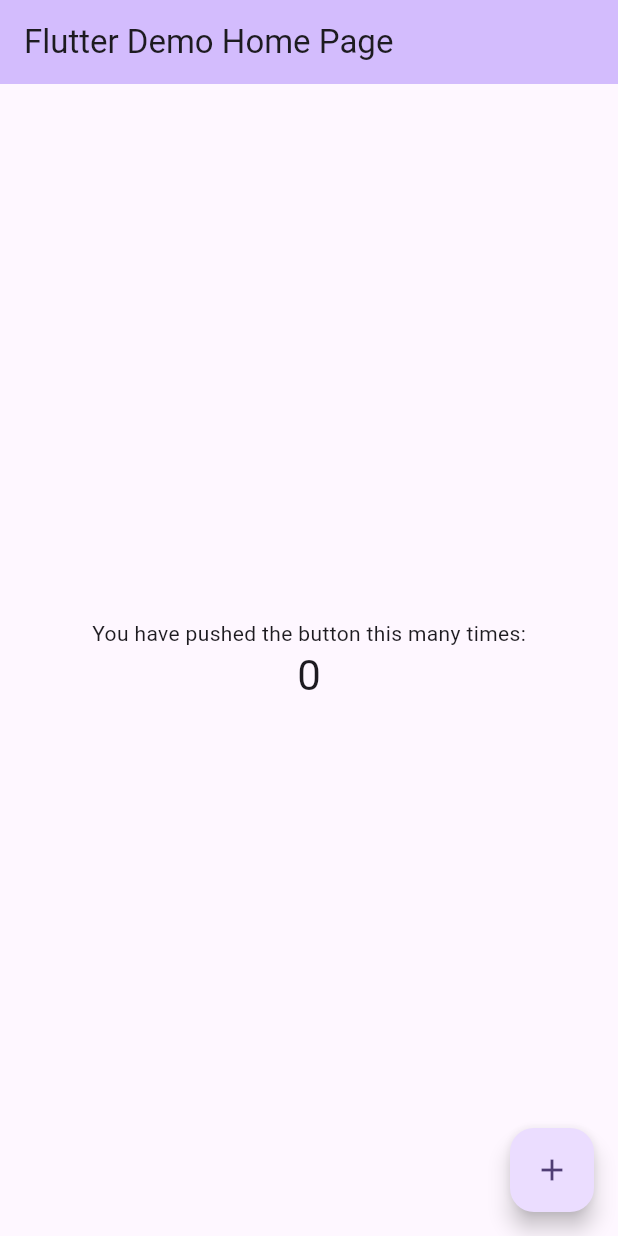
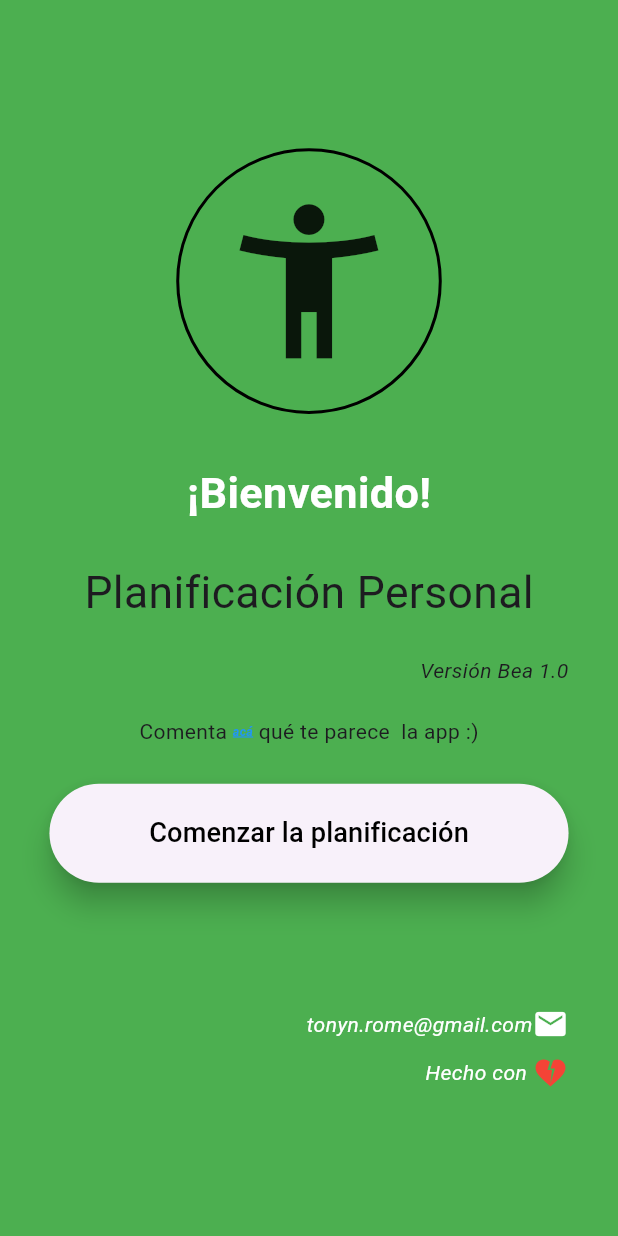
Before and after one commit to Tony-Rome/personal_training, a Flutter app: the screen it shows after launch, on a phone screen of 412 x 824 dp. Run offline on Flutter 3.47's test engine with Material 2 defaults, Android fonts, the phone set to English and light mode, and no system bars.

Commit message:
Welcome page first version

```diff
--- a/lib/main.dart
+++ b/lib/main.dart
@@ -1,4 +1,5 @@
 import 'package:flutter/material.dart';
+import 'package:personal_training/pages/welcome_page.dart';
 
 void main() {
   runApp(const MyApp());
@@ -7,11 +8,12 @@ void main() {
 class MyApp extends StatelessWidget {
   const MyApp({super.key});
 
-  // This widget is the root of your application.
+  static GlobalKey<NavigatorState> navigatorKey = GlobalKey<NavigatorState>();
+
   @override
   Widget build(BuildContext context) {
     return MaterialApp(
-      title: 'Flutter Demo',
+      navigatorKey: navigatorKey,
       theme: ThemeData(
         // This is the theme of your application.
         //
@@ -31,95 +33,7 @@ class MyApp extends StatelessWidget {
         colorScheme: ColorScheme.fromSeed(seedColor: Colors.deepPurple),
         useMaterial3: true,
       ),
-      home: const MyHomePage(title: 'Flutter Demo Home Page'),
+      home: const WelcomePage(),
     );
   }
 }
-
-class MyHomePage extends StatefulWidget {
-  const MyHomePage({super.key, required this.title});
-
-  // This widget is the home page of your application. It is stateful, meaning
-  // that it has a State object (defined below) that contains fields that affect
-  // how it looks.
-
-  // This class is the configuration for the state. It holds the values (in this
-  // case the title) provided by the parent (in this case the App widget) and
-  // used by the build method of the State. Fields in a Widget subclass are
-  // always marked "final".
-
-  final String title;
-
-  @override
-  State<MyHomePage> createState() => _MyHomePageState();
-}
-
-class _MyHomePageState extends State<MyHomePage> {
-  int _counter = 0;
-
-  void _incrementCounter() {
-    setState(() {
-      // This call to setState tells the Flutter framework that something has
-      // changed in this State, which causes it to rerun the build method below
-      // so that the display can reflect the updated values. If we changed
-      // _counter without calling setState(), then the build method would not be
-      // called again, and so nothing would appear to happen.
-      _counter++;
-    });
-  }
-
-  @override
-  Widget build(BuildContext context) {
-    // This method is rerun every time setState is called, for instance as done
-    // by the _incrementCounter method above.
-    //
-    // The Flutter framework has been optimized to make rerunning build methods
-    // fast, so that you can just rebuild anything that needs updating rather
-    // than having to individually change instances of widgets.
-    return Scaffold(
-      appBar: AppBar(
-        // TRY THIS: Try changing the color here to a specific color (to
-        // Colors.amber, perhaps?) and trigger a hot reload to see the AppBar
-        // change color while the other colors stay the same.
-        backgroundColor: Theme.of(context).colorScheme.inversePrimary,
-        // Here we take the value from the MyHomePage object that was created by
-        // the App.build method, and use it to set our appbar title.
-        title: Text(widget.title),
-      ),
-      body: Center(
-        // Center is a layout widget. It takes a single child and positions it
-        // in the middle of the parent.
-        child: Column(
-          // Column is also a layout widget. It takes a list of children and
-          // arranges them vertically. By default, it sizes itself to fit its
-          // children horizontally, and tries to be as tall as its parent.
-          //
-          // Column has various properties to control how it sizes itself and
-          // how it positions its children. Here we use mainAxisAlignment to
-          // center the children vertically; the main axis here is the vertical
-          // axis because Columns are vertical (the cross axis would be
-          // horizontal).
-          //
-          // TRY THIS: Invoke "debug painting" (choose the "Toggle Debug Paint"
-          // action in the IDE, or press "p" in the console), to see the
-          // wireframe for each widget.
-          mainAxisAlignment: MainAxisAlignment.center,
-          children: <Widget>[
-            const Text(
-              'You have pushed the button this many times:',
-            ),
-            Text(
-              '$_counter',
-              style: Theme.of(context).textTheme.headlineMedium,
-            ),
-          ],
-        ),
-      ),
-      floatingActionButton: FloatingActionButton(
-        onPressed: _incrementCounter,
-        tooltip: 'Increment',
-        child: const Icon(Icons.add),
-      ), // This trailing comma makes auto-formatting nicer for build methods.
-    );
-  }
-}
--- /dev/null
+++ b/lib/pages/home_page.dart
@@ -0,0 +1,15 @@
+import 'package:flutter/cupertino.dart';
+
+class HomePage extends StatefulWidget {
+  const HomePage({Key? key}) : super(key: key);
+
+  @override
+  State<HomePage> createState() => _HomePageState();
+}
+
+class _HomePageState extends State<HomePage> {
+  @override
+  Widget build(BuildContext context) {
+    return Container();
+  }
+}
--- /dev/null
+++ b/lib/pages/welcome_page.dart
@@ -0,0 +1,154 @@
+import 'package:flutter/cupertino.dart';
+import 'package:flutter/material.dart';
+import 'package:personal_training/main.dart';
+import 'package:personal_training/pages/home_page.dart';
+
+class WelcomePage extends StatelessWidget {
+  const WelcomePage({Key? key}) : super(key: key);
+
+  @override
+  Widget build(BuildContext context) {
+
+    final Size size = MediaQuery.of(context).size;
+
+    return Scaffold(
+      backgroundColor: Colors.green,
+      body: Container(
+        padding: EdgeInsets.symmetric(horizontal: size.width * 0.08),
+        child: Column(
+          children: [
+            _getIconApp(size.height),
+            _geWelcomeTex(size.height),
+            _getTitleApp(size.height),
+            _getVersionApp(size.height),
+            _getFeddbackText(size.height),
+            _getInitButton(size.height),
+            _getEmailContact(size.height),
+            _getExtraText(size.height)
+          ],
+        ),
+      ),
+    );
+  }
+
+  Widget _getIconApp(double height){
+    return Container(
+      margin: EdgeInsets.only(top:height * 0.12),
+      padding: EdgeInsets.all(height * 0.03),
+      decoration: BoxDecoration(
+          border: Border.all(color: Colors.black, width: 2),
+          borderRadius: BorderRadius.circular(100)
+      ),
+      child: Icon(
+          Icons.accessibility_new_outlined,
+        size: height * 0.15,
+      ),
+    );
+  }
+
+  Widget _geWelcomeTex(double height){
+    return Container(
+      margin: EdgeInsets.only(top: height * 0.04),
+      child: Text(
+        "¡Bienvenido!",
+        style: TextStyle(
+            fontWeight: FontWeight.bold,
+          fontSize: height * 0.035,
+          color: Colors.white
+        ),
+      ),
+    );
+  }
+
+  Widget _getTitleApp(double height){
+    return Container(
+      margin: EdgeInsets.only(top: height * 0.03),
+      child: Text(
+        "Planificación Personal",
+        style: TextStyle(fontSize: height * 0.036
+        ),
+      ),
+    );
+  }
+
+  Widget _getVersionApp(double height){
+    return Container(
+      margin: EdgeInsets.only(top:height * 0.025),
+      alignment: Alignment.centerRight,
+      child: const Text("Versión Bea 1.0",
+        style: TextStyle(fontStyle: FontStyle.italic),
+      ),
+    );
+  }
+
+  Widget _getFeddbackText(double height){
+    return Container(
+      margin: EdgeInsets.only(top: height * 0.025),
+      child: Row(
+        mainAxisAlignment: MainAxisAlignment.center,
+        children: [
+          const Text("Comenta "),
+          GestureDetector(
+            onTap: (){},
+            child: Text("acá",
+            style: TextStyle(
+              fontSize: height * 0.01,
+              fontWeight: FontWeight.bold,
+              color: Colors.blue,
+              fontStyle: FontStyle.italic,
+              decoration: TextDecoration.underline,
+              decorationColor: Colors.blue,
+              decorationThickness: 2
+            ),
+            ),
+          ),
+          const Text(" qué te parece  la app :)")
+        ],
+      ),
+    );
+  }
+
+  Widget _getInitButton(double height){
+    return Container(
+      margin: EdgeInsets.only(top:height * 0.03),
+      child: ElevatedButton(
+          onPressed: () => MyApp.navigatorKey.currentState?.push(MaterialPageRoute(builder: (_) => HomePage()))
+          ,
+          style: ElevatedButton.styleFrom(
+            elevation: 8,
+            fixedSize: Size(double.maxFinite, height * 0.08)
+          ),
+          child: Text("Comenzar la planificación", style: TextStyle(color: Colors.black, fontSize: height * 0.022),)
+      ),
+    );
+  }
+
+  Widget _getEmailContact(double height){
+    return Container(
+      margin: EdgeInsets.only(top:height * 0.1),
+      child: GestureDetector(
+        onTap: (){},
+        child: const Row(
+          mainAxisAlignment: MainAxisAlignment.end,
+          children: [
+            Text("tonyn.rome@gmail.com", style: TextStyle(fontStyle: FontStyle.italic, color: Colors.white),),
+            Icon(Icons.mail, color: Colors.white,)
+          ],
+        ),
+      ),
+    );
+  }
+
+  Widget _getExtraText(double height){
+    return Container(
+      margin: EdgeInsets.only(top: height * 0.01),
+      child: const Row(
+        mainAxisAlignment: MainAxisAlignment.end,
+        children: [
+          Text("Hecho con ", style: TextStyle(fontStyle: FontStyle.italic, color: Colors.white),),
+          Icon(Icons.heart_broken, color: Colors.red,)
+        ],
+      ),
+    );
+  }
+}
```
